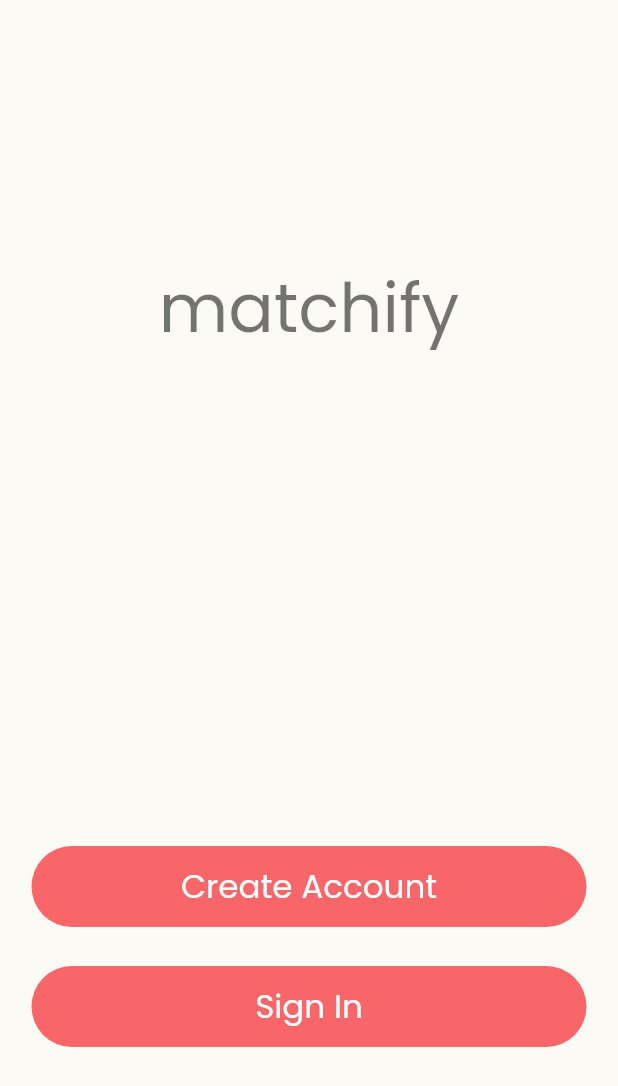
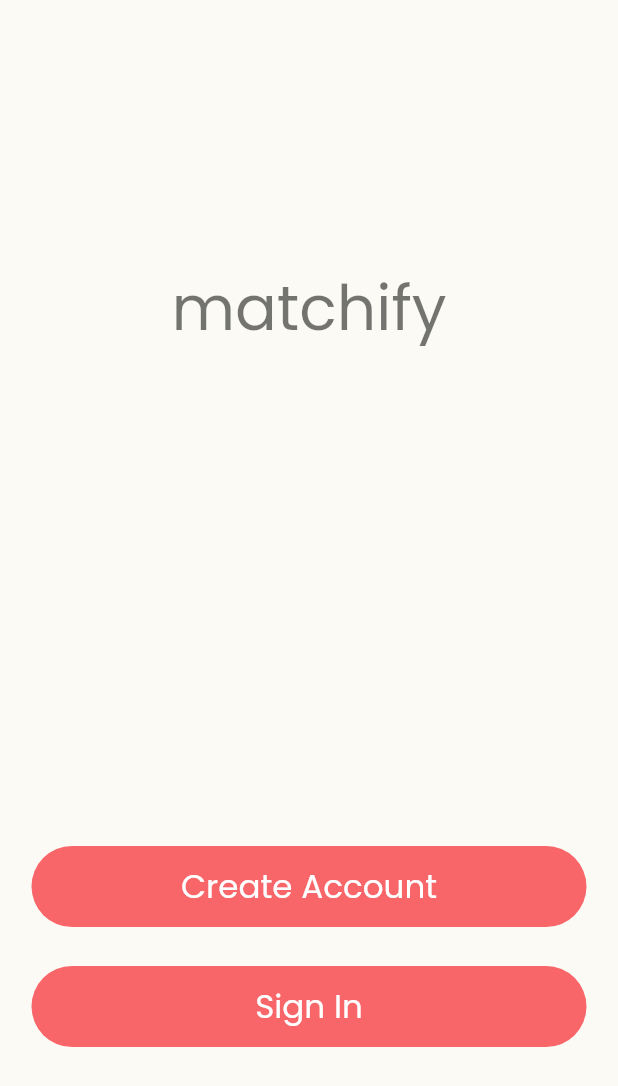
Before and after one commit to canergulay/matching_dating_app, a Flutter app: the screen it shows after launch, on a phone screen of 412 x 824 dp. Shown: the top 1086 px of the screen. Run offline on Flutter 3.47's test engine with Material 2 defaults, Android fonts, the phone set to English and light mode, and no system bars; our stand-ins replace adaptive_dialog, bloc, dio, email_validator, firebase_core, flutter_bloc and 5 more; accounts and stored records are empty.

```diff
--- a/lib/features/authentication/login/presentation/pages/login_main.dart
+++ b/lib/features/authentication/login/presentation/pages/login_main.dart
@@ -2,6 +2,8 @@ import 'package:flutter/material.dart';
 import '../../../../../core/components/buttons/animated_button.dart';
 
 import '../../../../../core/constants/app_constants.dart';
+import 'package:matchangoo/core/structure/utils/extensions/context_extension.dart';
+import 'package:matchangoo/core/structure/utils/extensions/textstyle_extension.dart';
 
 import '../../../../../core/structure/navigation/navigation_manager.dart';
 
@@ -17,7 +19,7 @@ class LoginMain extends StatelessWidget {
             child: Center(
               child: Text(
                 AppConstants.APP_NAME,
-                style: Theme.of(context).textTheme.headline3,
+                style: Theme.of(context).textTheme.headline3?.dynamicText(size: 10, widthUnit: context.widthUnit),
               ),
             ),
           ),
--- a/lib/features/home/presentation/pages/home_screen.dart
+++ b/lib/features/home/presentation/pages/home_screen.dart
@@ -1,4 +1,5 @@
 import 'package:flutter/material.dart';
+import 'package:matchangoo/core/structure/utils/extensions/textstyle_extension.dart';
 
 import '../../../../core/init/get_them_all/get_it_container.dart';
 import '../../../../core/init/theme_manager/theme_manager_cubit.dart';
```
